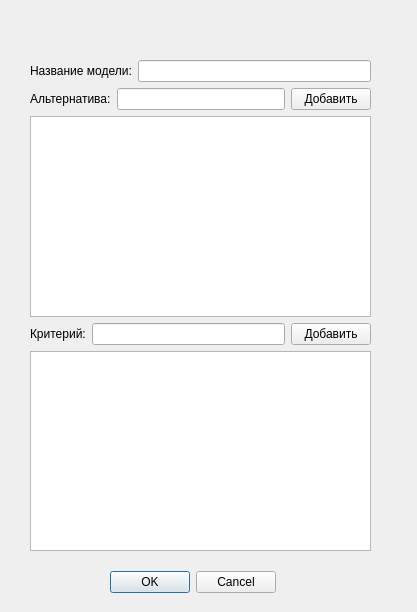
Qt form trunk/core/src/ui/DecisionModelDialog.ui (braubergiag/decision-models) before a commit.
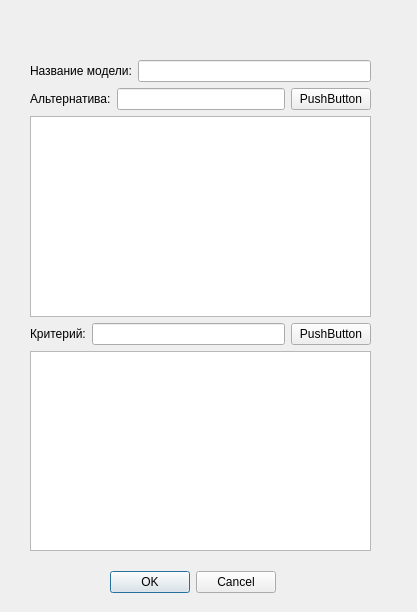
The same form after that commit.

Commit message: DM-1 DecisionModel рефакторинг

What changed in the file:
```diff
--- a/trunk/core/src/ui/DecisionModelDialog.ui
+++ b/trunk/core/src/ui/DecisionModelDialog.ui
@@ -26,7 +26,7 @@
     <set>QDialogButtonBox::Cancel|QDialogButtonBox::Ok</set>
    </property>
   </widget>
-  <widget class="QWidget" name="">
+  <widget class="QWidget" name="layoutWidget">
    <property name="geometry">
     <rect>
      <x>30</x>
@@ -65,7 +65,7 @@
       <item>
        <widget class="QPushButton" name="addAlternative">
         <property name="text">
-         <string>Добавить</string>
+         <string>PushButton</string>
         </property>
        </widget>
       </item>
@@ -89,7 +89,7 @@
       <item>
        <widget class="QPushButton" name="addCriteria">
         <property name="text">
-         <string>Добавить</string>
+         <string>PushButton</string>
         </property>
        </widget>
       </item>
```
Left out of the diff: 2 changed lines with no effect on the pictures. The commit also changes 9 other files.
